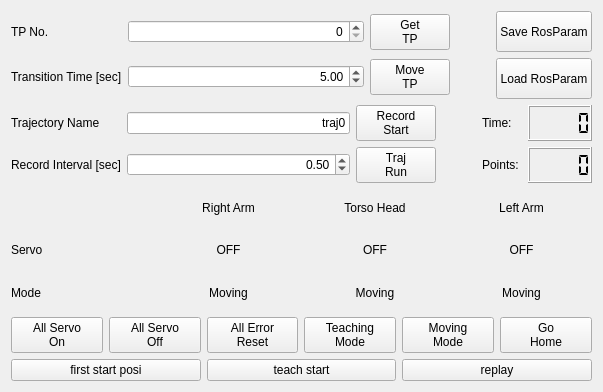
tashiwater/wiping, file torobo_robot/torobo_gui/resource/torobo_whole_body_manager.ui: the form before one commit.
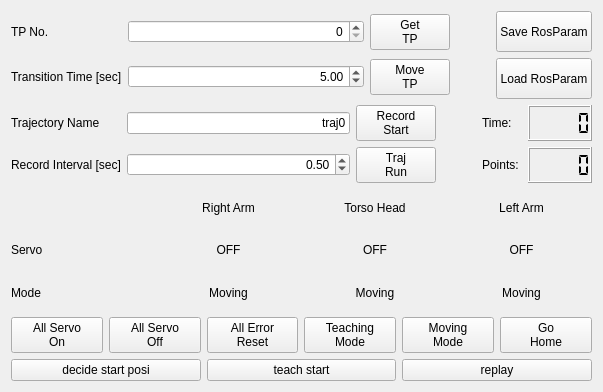
The form after the commit.

```diff
--- a/torobo_robot/torobo_gui/resource/torobo_whole_body_manager.ui
+++ b/torobo_robot/torobo_gui/resource/torobo_whole_body_manager.ui
@@ -462,7 +462,7 @@
        <item>
         <widget class="QPushButton" name="buttonGoStart">
          <property name="text">
-          <string>first start posi</string>
+          <string>decide start posi</string>
          </property>
         </widget>
        </item>
```
